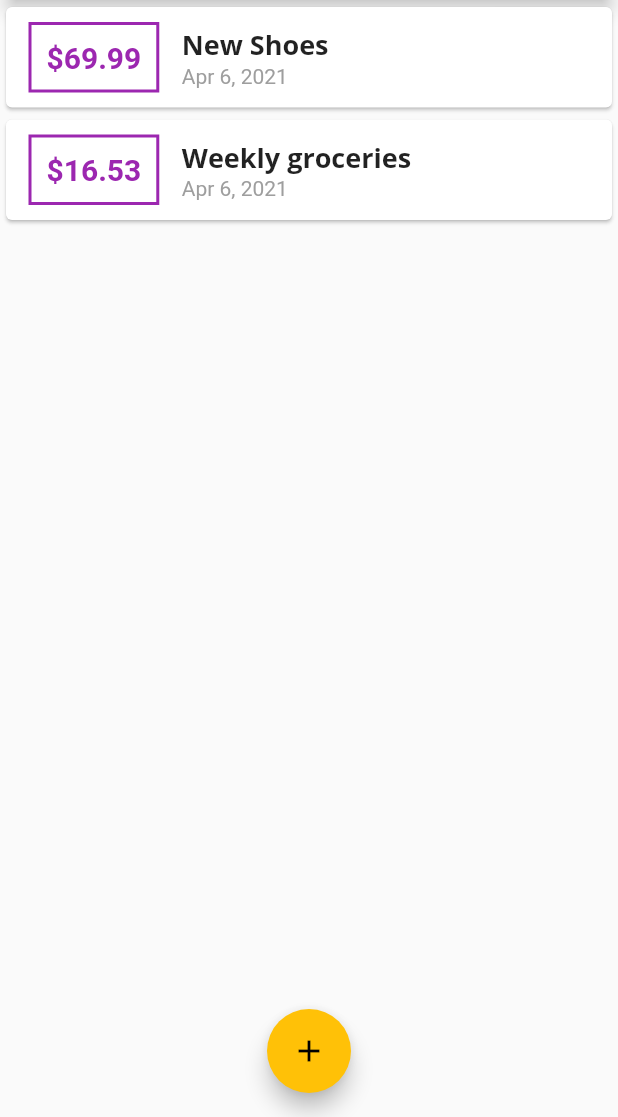
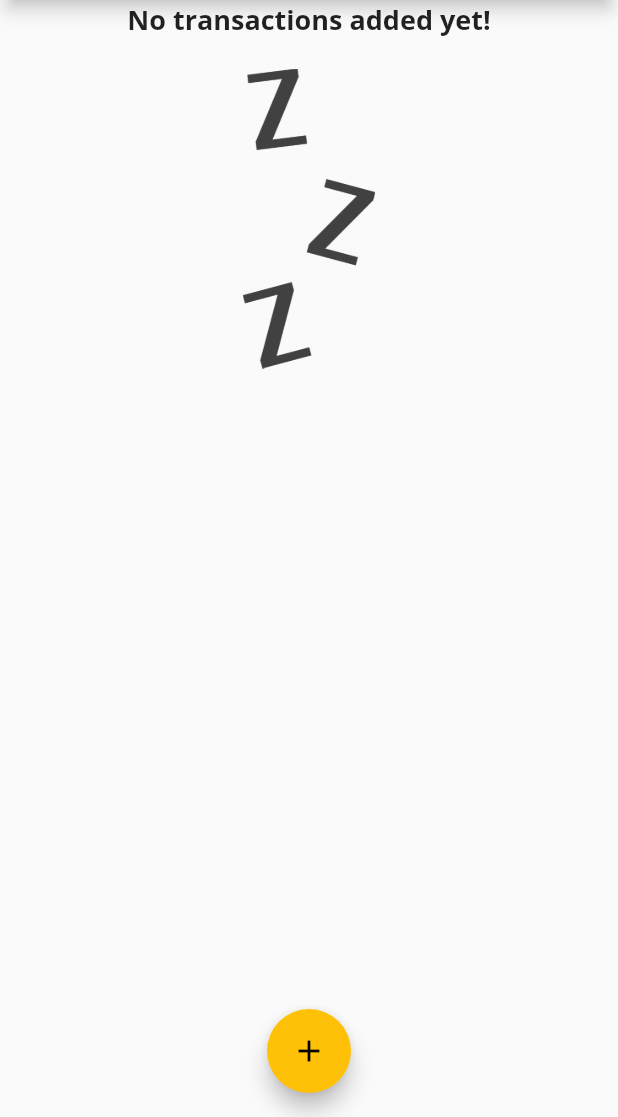
Before and after one commit to Mark-DSouza/WeeklyExpenseTracker, a Flutter app: the screen it shows after launch, on a phone screen of 412 x 824 dp, the part 119-1236 px from its top. Run offline on Flutter 3.47's test engine with Material 2 defaults, Android fonts, the phone set to English and light mode, and no system bars.

Commit message:
Commit fallback image for empty transaction list

```diff
--- a/lib/main.dart
+++ b/lib/main.dart
@@ -47,18 +47,18 @@
 
 class _MyHomePageState extends State<MyHomePage> {
   final List<Transaction> _userTransactions = [
-    Transaction(
-      id: 't1',
-      title: 'New Shoes',
-      amount: 69.99,
-      date: DateTime.now(),
-    ),
-    Transaction(
-      id: 't2',
-      title: 'Weekly groceries',
-      amount: 16.53,
-      date: DateTime.now(),
-    ),
+    // Transaction(
+    //   id: 't1',
+    //   title: 'New Shoes',
+    //   amount: 69.99,
+    //   date: DateTime.now(),
+    // ),
+    // Transaction(
+    //   id: 't2',
+    //   title: 'Weekly groceries',
+    //   amount: 16.53,
+    //   date: DateTime.now(),
+    // ),
   ];
 
   void _addNewTransaction(String title, double amount) {
--- a/lib/widgets/transaction_list.dart
+++ b/lib/widgets/transaction_list.dart
@@ -12,7 +12,26 @@
   Widget build(BuildContext context) {
     return Container(
       height: 300,
-      child: ListView.builder(
+      child: transactions.isEmpty
+          ? Column(
+              children: [
+                Text(
+                  'No transactions added yet!',
+                  style: Theme.of(context).textTheme.headline6,
+                ),
+                SizedBox(
+                  height: 20,
+                ),
+                Container(
+                  height: 200,
+                  child: Image.asset(
+                    'images/waiting.png',
+                    fit: BoxFit.cover,
+                  ),
+                ),
+              ],
+            )
+          : ListView.builder(
               itemBuilder: (context, index) {
                 return Card(
                   child: Row(
--- a/pubspec.yaml
+++ b/pubspec.yaml
@@ -46,8 +46,8 @@
   uses-material-design: true
 
   # To add assets to your application, add an assets section, like this:
-  # assets:
-  #   - images/a_dot_burr.jpeg
+  assets:
+    - images/waiting.png
   #   - images/a_dot_ham.jpeg
 
   # An image asset can refer to one or more resolution-specific "variants", see
```
Also changed, not shown: images/waiting.png (added). Lines whose indentation alone changed are shown as unchanged.
